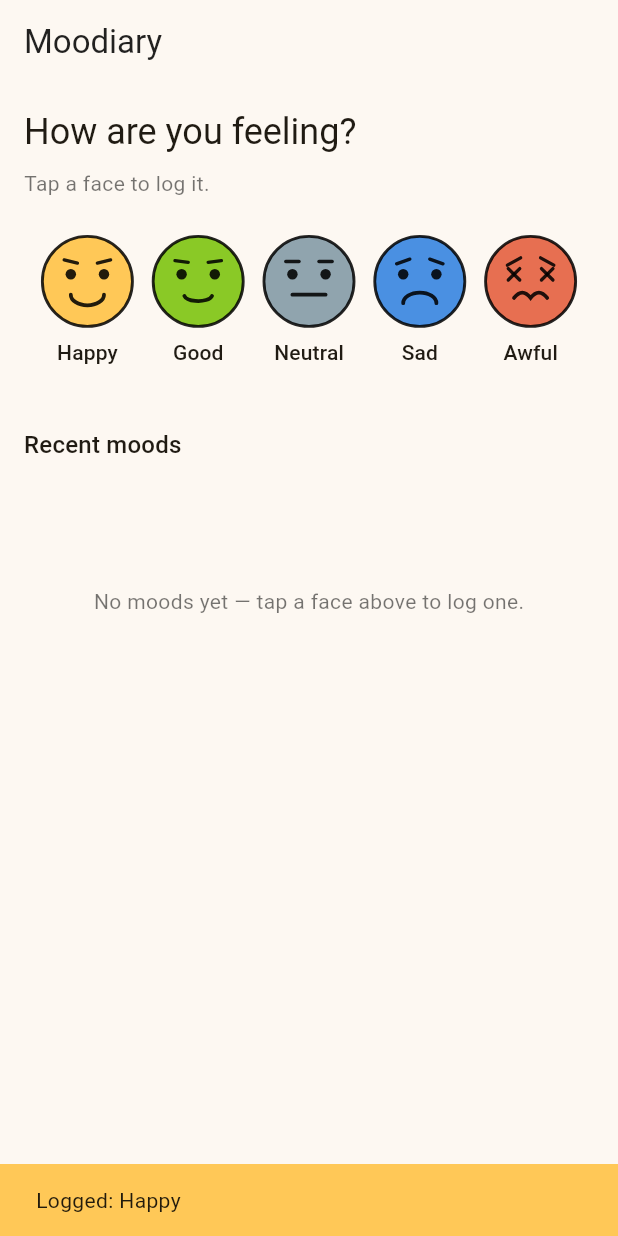
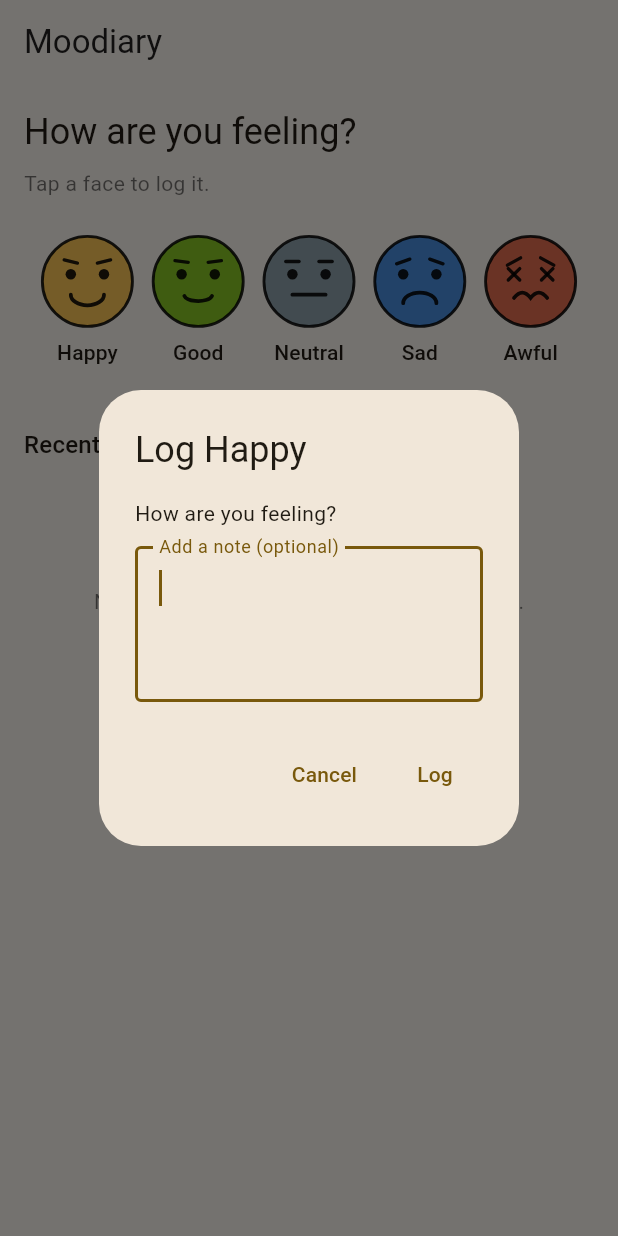
Before and after one commit to aliabbasnagari/moodiary, a Flutter app: the screen it shows after launch, after a tap on "Happy", on a phone screen of 412 x 824 dp. Run offline on Flutter 3.47's test engine with Material 3 defaults, Android fonts, the phone set to English and light mode, and no system bars; our stand-ins replace flutter_riverpod.

Commit message:
note feature fixed

```diff
--- a/lib/widgets/mood_picker.dart
+++ b/lib/widgets/mood_picker.dart
@@ -26,8 +26,26 @@ class MoodPicker extends ConsumerWidget {
               _MoodPickerButton(
                 mood: mood,
                 size: faceSize,
-                onTap: () {
-                  ref.read(moodEntriesProvider.notifier).log(mood);
+                onTap: () => _showNoteDialog(context, ref, mood),
+              ),
+          ],
+        );
+      },
+    );
+  }
+
+  void _showNoteDialog(
+    BuildContext context,
+    WidgetRef ref,
+    Mood mood,
+  ) async {
+    final note = await showDialog<String?>(
+      context: context,
+      builder: (context) => _NoteDialog(mood: mood),
+    );
+
+    if (note != null) {
+      ref.read(moodEntriesProvider.notifier).log(mood, note);
       ScaffoldMessenger.of(context)
         ..hideCurrentSnackBar()
         ..showSnackBar(
@@ -35,17 +53,14 @@ class MoodPicker extends ConsumerWidget {
             duration: const Duration(milliseconds: 1200),
             backgroundColor: mood.color,
             content: Text(
-                          'Logged: ${mood.label}',
+              note.isEmpty
+                  ? 'Logged: ${mood.label}'
+                  : 'Logged: ${mood.label} - ${note}',
               style: const TextStyle(color: Colors.black87),
             ),
           ),
         );
-                },
-              ),
-          ],
-        );
-      },
-    );
+    }
   }
 }
 
@@ -94,3 +109,57 @@ class _MoodPickerButtonState extends State<_MoodPickerButton> {
     );
   }
 }
+
+/// Dialog for entering an optional note when logging a mood.
+class _NoteDialog extends StatefulWidget {
+  final Mood mood;
+
+  const _NoteDialog({required this.mood});
+
+  @override
+  State<_NoteDialog> createState() => _NoteDialogState();
+}
+
+class _NoteDialogState extends State<_NoteDialog> {
+  final _controller = TextEditingController();
+
+  @override
+  void dispose() {
+    _controller.dispose();
+    super.dispose();
+  }
+
+  @override
+  Widget build(BuildContext context) {
+    return AlertDialog(
+      title: Text('Log ${widget.mood.label}'),
+      content: Column(
+        mainAxisSize: MainAxisSize.min,
+        crossAxisAlignment: CrossAxisAlignment.start,
+        children: [
+          const Text('How are you feeling?'),
+          const SizedBox(height: 12),
+          TextField(
+            controller: _controller,
+            autofocus: true,
+            decoration: const InputDecoration(
+              labelText: 'Add a note (optional)',
+              border: OutlineInputBorder(),
+            ),
+            maxLines: 3,
+          ),
+        ],
+      ),
+      actions: [
+        TextButton(
+          onPressed: () => Navigator.pop(context),
+          child: const Text('Cancel'),
+        ),
+        TextButton(
+          onPressed: () => Navigator.pop(context, _controller.text),
+          child: const Text('Log'),
+        ),
+      ],
+    );
+  }
+}
--- a/lib/widgets/mood_timeline.dart
+++ b/lib/widgets/mood_timeline.dart
@@ -123,6 +123,16 @@ class _TimelineCardState extends State<_TimelineCard>
                               color: Colors.black54,
                             ),
                       ),
+                      if (entry.note != null && entry.note!.isNotEmpty)
+                        Padding(
+                          padding: const EdgeInsets.only(top: 4),
+                          child: Text(
+                            entry.note!,
+                            style: Theme.of(context).textTheme.bodySmall,
+                            maxLines: 2,
+                            overflow: TextOverflow.ellipsis,
+                          ),
+                        ),
                     ],
                   ),
                 ],
```
Also changed, not shown: analysis_options.yaml (+9 -0 lines), .claude/settings.local.json (added), pubspec.lock, 2 other files. Lines whose indentation alone changed are shown as unchanged.
